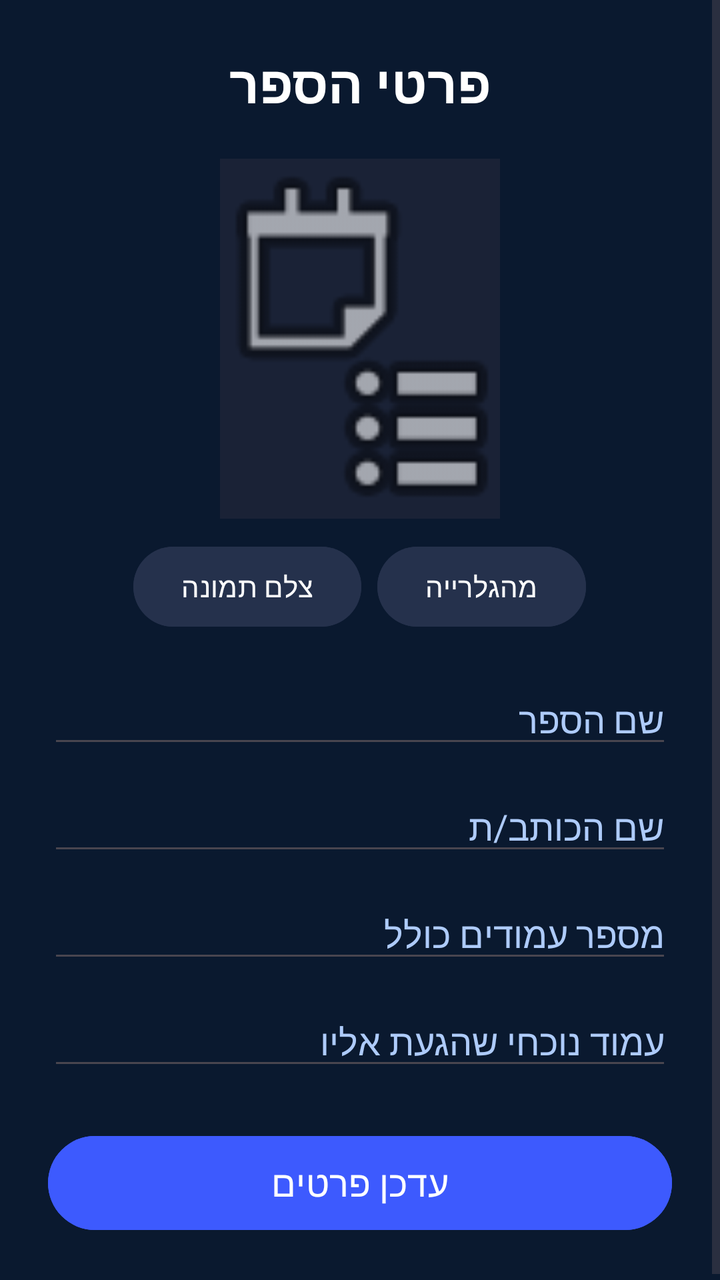
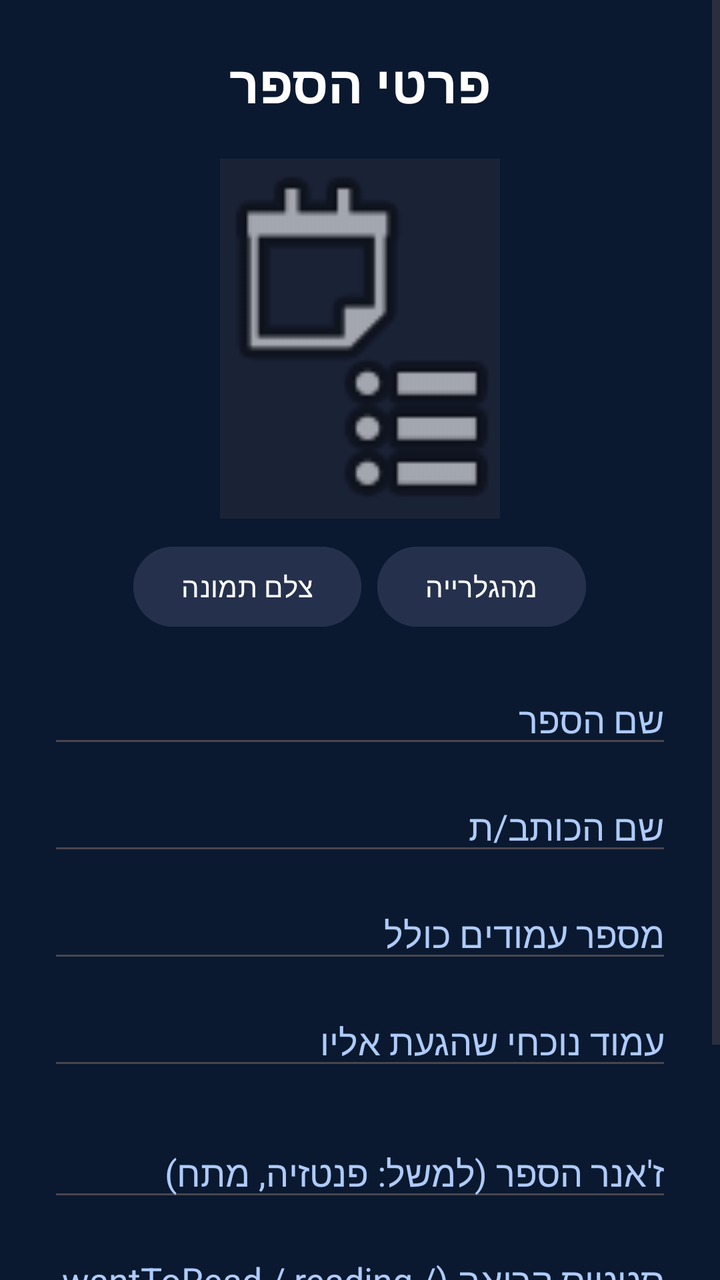

Before-and-after screenshots of an Android layout around one commit, followed by the original layout XML and the change that was made.
<!-- AndroidManifest.xml: application theme Theme.Library -->
<!-- res/layout/activity_book_details.xml -->
<?xml version="1.0" encoding="utf-8"?>
<ScrollView xmlns:android="http://schemas.android.com/apk/res/android"
    xmlns:app="http://schemas.android.com/apk/res-auto"
    android:layout_width="match_parent"
    android:layout_height="match_parent"
    android:background="#0A192F"
    android:fillViewport="true">

    <LinearLayout
        android:layout_width="match_parent"
        android:layout_height="wrap_content"
        android:orientation="vertical"
        android:padding="24dp">

        <TextView
            android:layout_width="wrap_content"
            android:layout_height="wrap_content"
            android:text="פרטי הספר"
            android:textColor="#FFFFFF"
            android:textSize="26sp"
            android:textStyle="bold"
            android:layout_gravity="center_horizontal"
            android:layout_marginBottom="20dp" />

        
        <ImageView
            android:id="@+id/ivBookCover"
            android:layout_width="140dp"
            android:layout_height="180dp"
            android:layout_gravity="center_horizontal"
            android:scaleType="centerCrop"
            android:src="@android:drawable/ic_menu_agenda"
            android:background="#1A2236"
            android:contentDescription="Book Cover" />

        <LinearLayout
            android:layout_width="wrap_content"
            android:layout_height="wrap_content"
            android:layout_gravity="center_horizontal"
            android:orientation="horizontal"
            android:layout_marginTop="10dp"
            android:layout_marginBottom="20dp">

            <Button
                android:id="@+id/btnCamera"
                android:layout_width="wrap_content"
                android:layout_height="wrap_content"
                android:text="צלם תמונה"
                android:layout_marginEnd="8dp"
                android:backgroundTint="#25314C" />

            <Button
                android:id="@+id/btnGallery"
                android:layout_width="wrap_content"
                android:layout_height="wrap_content"
                android:text="מהגלרייה"
                android:backgroundTint="#25314C" />
        </LinearLayout>

        
        <EditText
            android:id="@+id/etTitle"
            android:layout_width="match_parent"
            android:layout_height="wrap_content"
            android:hint="שם הספר"
            android:textColorHint="#AECBFA"
            android:textColor="#FFFFFF"
            android:layout_marginBottom="12dp" />

        <EditText
            android:id="@+id/etAuthor"
            android:layout_width="match_parent"
            android:layout_height="wrap_content"
            android:hint="שם הכותב/ת"
            android:textColorHint="#AECBFA"
            android:textColor="#FFFFFF"
            android:layout_marginBottom="12dp" />

        <EditText
            android:id="@+id/etTotalPages"
            android:layout_width="match_parent"
            android:layout_height="wrap_content"
            android:hint="מספר עמודים כולל"
            android:inputType="number"
            android:textColorHint="#AECBFA"
        android:textColor="#FFFFFF"
        android:layout_marginBottom="12dp" />

        <EditText
            android:id="@+id/etCurrentPage"
            android:layout_width="match_parent"
            android:layout_height="wrap_content"
            android:hint="עמוד נוכחי שהגעת אליו"
            android:inputType="number"
            android:textColorHint="#AECBFA"
            android:textColor="#FFFFFF"
            android:layout_marginBottom="24dp" />

        <Button
            android:id="@+id/btnSave"
            android:layout_width="match_parent"
            android:layout_height="55dp"
            android:text="עדכן פרטים"
            android:textSize="18sp"
            android:backgroundTint="#3D5AFE" />

    </LinearLayout>
</ScrollView>
<!-- resources referenced by this layout -->
<resources>
  <style name="Theme.Library" parent="Base.Theme.Library" />
  <style name="Base.Theme.Library" parent="Theme.Material3.DayNight.NoActionBar">
          
          
      </style>
</resources>

<!-- the commit's change to res/layout/activity_book_details.xml (unified diff, before → after) -->
@@ -96,6 +96,26 @@
             android:textColor="#FFFFFF"
             android:layout_marginBottom="24dp" />
 
+        
+        <EditText
+            android:id="@+id/etGenre"
+            android:layout_width="match_parent"
+            android:layout_height="wrap_content"
+            android:hint="ז'אנר הספר (למשל: פנטזיה, מתח)"
+            android:textColorHint="#AECBFA"
+            android:textColor="#FFFFFF"
+            android:layout_marginBottom="12dp" />
+
+        
+        <EditText
+            android:id="@+id/etStatus"
+            android:layout_width="match_parent"
+            android:layout_height="wrap_content"
+            android:hint="סטטוס קריאה (wantToRead / reading / finished)"
+            android:textColorHint="#AECBFA"
+            android:textColor="#FFFFFF"
+            android:layout_marginBottom="24dp" />
+
         <Button
             android:id="@+id/btnSave"
             android:layout_width="match_parent"
@@ -104,5 +124,7 @@
             android:textSize="18sp"
             android:backgroundTint="#3D5AFE" />
 
+
+
     </LinearLayout>
 </ScrollView>
